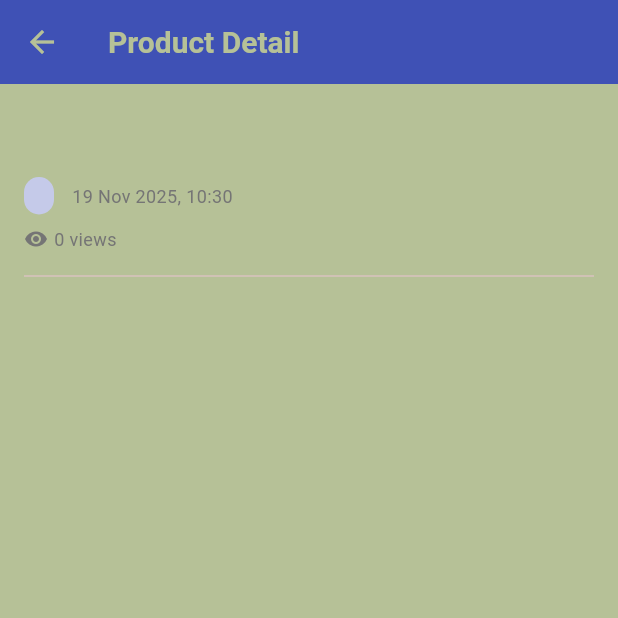
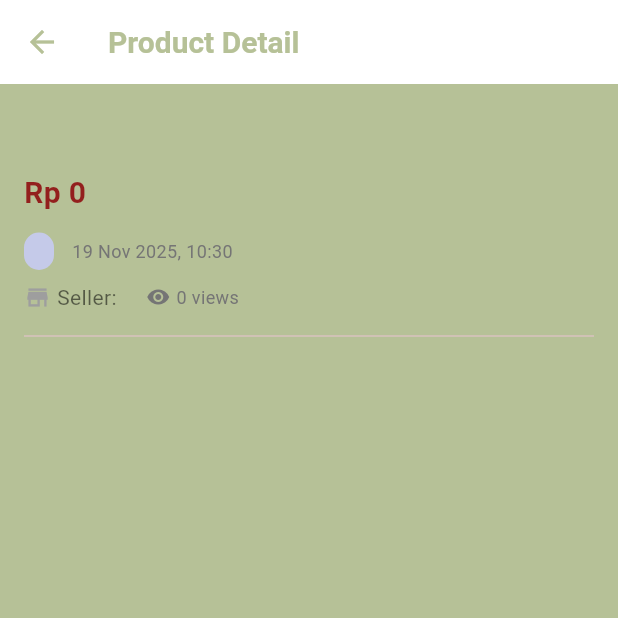
Before and after one commit to RafasyaSubhan/horeg-fc-mobile, a Flutter app: the ProductDetailPage screen opened directly with empty values, on a phone screen of 412 x 824 dp, the top half of it. Run offline on Flutter 3.47's test engine with Material 3 defaults, Android fonts, the light colour scheme and no system bars; missing offline and left inert: pbp_django_auth.

Commit message:
Mengubah design dan menambah beberapa logic

```diff
--- a/lib/models/product_entry.dart
+++ b/lib/models/product_entry.dart
@@ -1,11 +1,6 @@
-// To parse this JSON data, do
-//
-//     final ProductEntry = ProductEntryFromJson(jsonString);
-
 import 'dart:convert';
 
 List<ProductEntry> ProductEntryFromJson(String str) => List<ProductEntry>.from(json.decode(str).map((x) => ProductEntry.fromJson(x)));
-
 String ProductEntryToJson(List<ProductEntry> data) => json.encode(List<dynamic>.from(data.map((x) => x.toJson())));
 
 class ProductEntry {
@@ -33,7 +28,7 @@ class ProductEntry {
 }
 
 class Fields {
-    int user;
+    String user;
     String name;
     int price;
     String description;
@@ -55,17 +50,36 @@ class Fields {
         required this.viewers,
     });
 
-    factory Fields.fromJson(Map<String, dynamic> json) => Fields(
-        user: json["user"],
+    factory Fields.fromJson(Map<String, dynamic> json) {
+        String userVal;
+
+        // Cek apakah Django mengirim List ["username"]
+        if (json["user"] is List && (json["user"] as List).isNotEmpty) {
+            userVal = json["user"][0].toString();
+        }
+        // Cek apakah Django mengirim ID (int)
+        else if (json["user"] is int) {
+            userVal = json["user"].toString();
+        }
+        // Default jika string biasa
+        else {
+            userVal = json["user"].toString();
+        }
+
+        return Fields(
+            user: userVal, // Gunakan hasil parsing di atas
             name: json["name"],
             price: json["price"],
             description: json["description"],
-        thumbnail: json["thumbnail"],
+            // Tambahkan handle null safety untuk thumbnail jika kosong
+            thumbnail: json["thumbnail"] ?? "",
             category: json["category"],
             isFeatured: json["is_featured"],
             dateTime: DateTime.parse(json["date_time"]),
-        viewers: json["viewers"],
+            // Tambahkan handle null safety untuk viewers
+            viewers: json["viewers"] ?? 0,
         );
+    }
 
     Map<String, dynamic> toJson() => {
         "user": user,
--- a/lib/screens/product_detail.dart
+++ b/lib/screens/product_detail.dart
@@ -1,13 +1,42 @@
 import 'package:flutter/material.dart';
 import 'package:horeg_fc/models/product_entry.dart';
+import 'package:horeg_fc/app_colors.dart';
+import 'package:provider/provider.dart';
+import 'package:pbp_django_auth/pbp_django_auth.dart';
 
-class ProductDetailPage extends StatelessWidget {
+// 1. CLASS WIDGET
+class ProductDetailPage extends StatefulWidget {
   final ProductEntry product;
 
   const ProductDetailPage({super.key, required this.product});
 
+  @override
+  State<ProductDetailPage> createState() => _ProductDetailPageState();
+}
+
+// 2. CLASS STATE (Tempat logika & UI berada)
+class _ProductDetailPageState extends State<ProductDetailPage> {
+
+  // Fungsi untuk increment view ke server
+  Future<void> incrementView(CookieRequest request) async {
+    try {
+        await request.get("http://localhost:8000/json/${widget.product.pk}/");
+    } catch (e) {
+        print("Gagal update view: $e");
+    }
+  }
+
+  @override
+  void initState() {
+    super.initState();
+    // Panggil fungsi increment saat halaman pertama kali dibuka
+    WidgetsBinding.instance.addPostFrameCallback((_) {
+      final request = context.read<CookieRequest>();
+      incrementView(request);
+    });
+  }
+
   String _formatDate(DateTime date) {
-    // Simple date formatter without intl package
     final months = ['Jan', 'Feb', 'Mar', 'Apr', 'May', 'Jun',
                     'Jul', 'Aug', 'Sep', 'Oct', 'Nov', 'Dec'];
     return '${date.day} ${months[date.month - 1]} ${date.year}, ${date.hour.toString().padLeft(2, '0')}:${date.minute.toString().padLeft(2, '0')}';
@@ -15,17 +44,17 @@ class ProductDetailPage extends StatelessWidget {
 
   @override
   Widget build(BuildContext context) {
+    final product = widget.product;
+
     return Scaffold(
       appBar: AppBar(
         title: const Text('Product Detail'),
-        backgroundColor: Colors.indigo,
-        foregroundColor: Colors.white,
       ),
       body: SingleChildScrollView(
         child: Column(
           crossAxisAlignment: CrossAxisAlignment.start,
           children: [
-            // Thumbnail image
+            // Thumbnail
             if (product.fields.thumbnail.isNotEmpty)
               Image.network(
                 'http://localhost:8000/proxy-image/?url=${Uri.encodeComponent(product.fields.thumbnail)}',
@@ -35,9 +64,7 @@ class ProductDetailPage extends StatelessWidget {
                 errorBuilder: (context, error, stackTrace) => Container(
                   height: 250,
                   color: Colors.grey[300],
-                  child: const Center(
-                    child: Icon(Icons.broken_image, size: 50),
-                  ),
+                  child: const Center(child: Icon(Icons.broken_image, size: 50)),
                 ),
               ),
 
@@ -46,39 +73,28 @@ class ProductDetailPage extends StatelessWidget {
               child: Column(
                 crossAxisAlignment: CrossAxisAlignment.start,
                 children: [
-                  // Featured badge
-                  if (product.fields.isFeatured)
-                    Container(
-                      padding: const EdgeInsets.symmetric(
-                          horizontal: 12.0, vertical: 6.0),
-                      margin: const EdgeInsets.only(bottom: 12.0),
-                      decoration: BoxDecoration(
-                        color: Colors.amber,
-                        borderRadius: BorderRadius.circular(20.0),
-                      ),
-                      child: const Text(
-                        'Featured',
-                        style: TextStyle(
-                          fontWeight: FontWeight.bold,
-                          fontSize: 12,
-                        ),
-                      ),
-                    ),
-
-                  // Title
+                  // Nama Produk
                   Text(
                     product.fields.name,
+                    style: const TextStyle(fontSize: 24.0, fontWeight: FontWeight.bold),
+                  ),
+                  const SizedBox(height: 8),
+
+                  // Harga
+                   Text(
+                    'Rp ${product.fields.price}',
                     style: const TextStyle(
-                      fontSize: 24.0,
-                      fontWeight: FontWeight.bold,
+                        fontSize: 20.0,
+                        fontWeight: FontWeight.bold,
+                        color: AppColors.carmine
                     ),
                   ),
                   const SizedBox(height: 12),
 
-                  // Category and Date
+                  // Kategori & Tanggal
                   Row(
                     children: [
-                      Container(
+                         Container(
                         padding: const EdgeInsets.symmetric(
                             horizontal: 10.0, vertical: 4.0),
                         decoration: BoxDecoration(
@@ -106,9 +122,16 @@ class ProductDetailPage extends StatelessWidget {
                   ),
                   const SizedBox(height: 8),
 
-                  // Views count
-                  Row(
+                  // Seller & Views
+                   Row(
                     children: [
+                      const Icon(Icons.store, size: 18, color: Colors.grey),
+                      const SizedBox(width: 4),
+                      Text(
+                        "Seller: ${product.fields.user}",
+                        style: const TextStyle(fontSize: 14, color: Colors.black54),
+                      ),
+                       const SizedBox(width: 16),
                       Icon(Icons.visibility, size: 16, color: Colors.grey[600]),
                       const SizedBox(width: 4),
                       Text(
@@ -121,10 +144,10 @@ class ProductDetailPage extends StatelessWidget {
                     ],
                   ),
 
-                  const Divider(height: 32),
+                   const Divider(height: 32),
 
-                  // Full content
-                  Text(
+                  // Deskripsi
+                   Text(
                     product.fields.description,
                     style: const TextStyle(
                       fontSize: 16.0,
@@ -132,7 +155,6 @@ class ProductDetailPage extends StatelessWidget {
                     ),
                     textAlign: TextAlign.justify,
                   ),
-                  const SizedBox(height: 24),
                 ],
               ),
             ),
```
Also changed, not shown: lib/screens/product_entry_list.dart (+5 -3 lines), lib/widgets/left_drawer.dart (+41 -1 lines), lib/widgets/product_card.dart (+15 -29 lines), lib/widgets/product_entry_card.dart (+9 -0 lines), 1 other file. Lines whose indentation alone changed are shown as unchanged.
